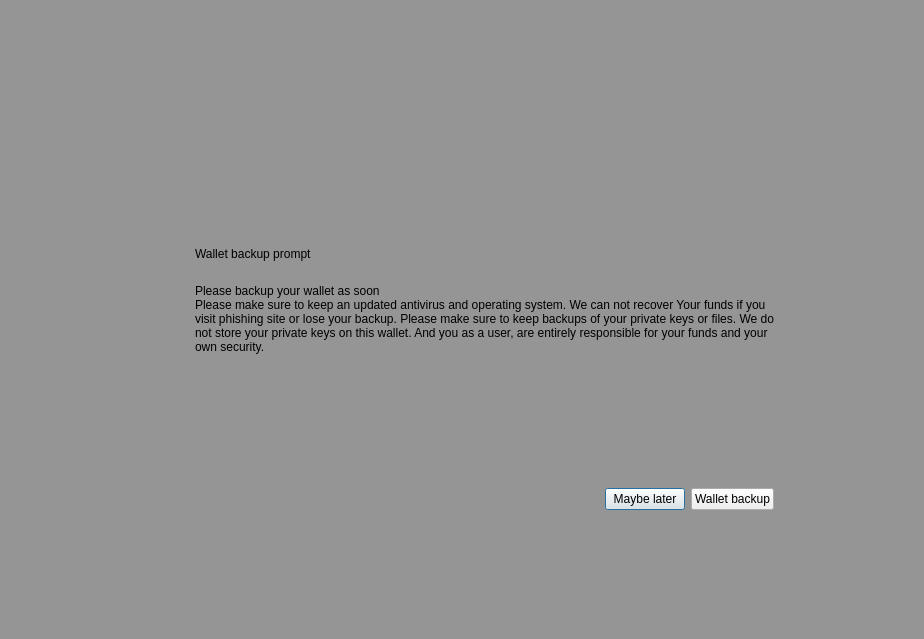
Old version of the form src/qt/forms/modaloverlay.ui in the repository Borishbc/kpgchain.
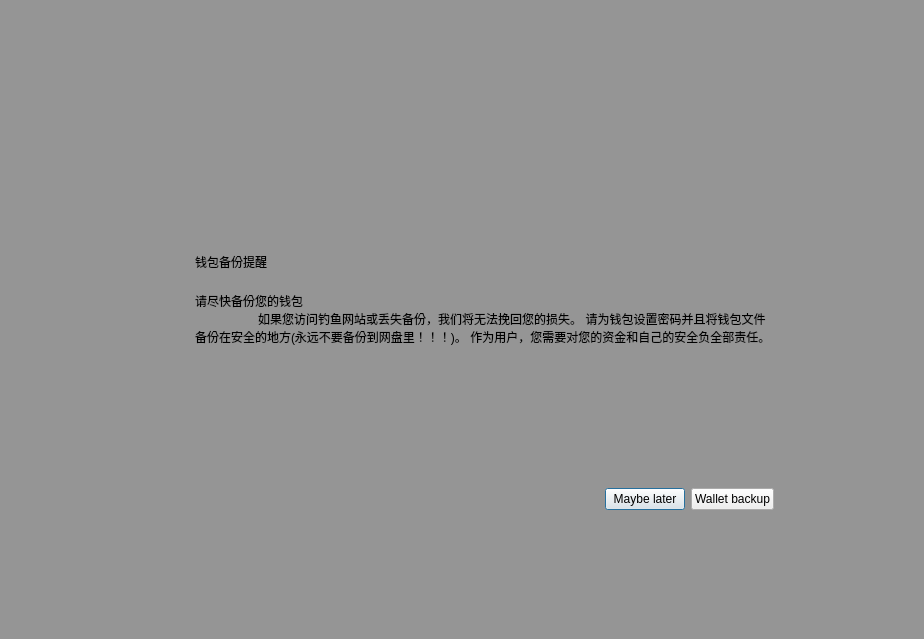
New version of the form. The open tabs and pages were chosen to show the change. Custom widgets are drawn as their Qt base class.

Commit message: translate wallet backup prompt

What changed in the file:
```diff
--- a/src/qt/forms/modaloverlay.ui
+++ b/src/qt/forms/modaloverlay.ui
@@ -414,7 +414,7 @@
                   <enum>Qt::LeftToRight</enum>
                  </property>
                  <property name="text">
-                  <string>Wallet backup prompt</string>
+                  <string>钱包备份提醒</string>
                  </property>
                  <property name="alignment">
                   <set>Qt::AlignLeading|Qt::AlignLeft|Qt::AlignVCenter</set>
@@ -424,8 +424,8 @@
                <item row="1" column="1">
                 <widget class="QLabel" name="labelMessage">
                  <property name="text">
-                  <string>Please backup your wallet as soon
-Please make sure to keep an updated antivirus and operating system. We can not recover Your funds if you visit phishing site or lose your backup. Please make sure to keep backups of your private keys or files. We do not store your private keys on this wallet. And you as a user, are entirely responsible for your funds and your own security.</string>
+                  <string>请尽快备份您的钱包
+                   如果您访问钓鱼网站或丢失备份，我们将无法挽回您的损失。 请为钱包设置密码并且将钱包文件备份在安全的地方(永远不要备份到网盘里！！！)。 作为用户，您需要对您的资金和自己的安全负全部责任。</string>
                  </property>
                  <property name="alignment">
                   <set>Qt::AlignLeading|Qt::AlignLeft|Qt::AlignVCenter</set>
```
